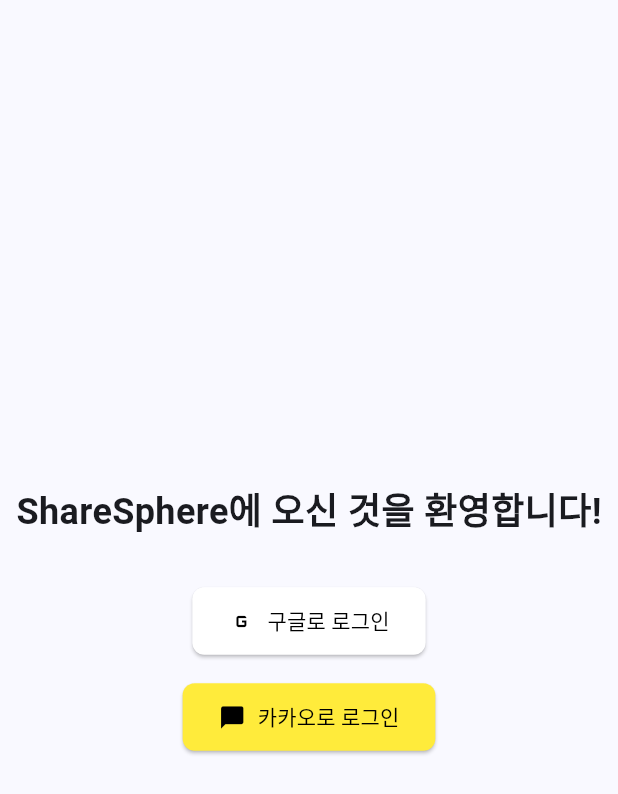
After one commit to HongWonjong/ShareSphere, a Flutter app: the screen it shows after launch, after a tap on "로그인", on a phone screen of 412 x 824 dp. The commit adds this screen. Shown: the top 794 px of the screen. Run offline on Flutter 3.47's test engine with Material 3 defaults, Android fonts, the light colour scheme and no system bars; our stand-ins replace firebase_auth, firebase_core, flutter_riverpod, google_sign_in; missing offline and left inert: kakao_flutter_sdk; accounts and stored records are empty.

Commit message:
feat/로그인 연동중

```diff
--- a/lib/main.dart
+++ b/lib/main.dart
@@ -1,7 +1,18 @@
 import 'package:flutter/material.dart';
+import 'package:firebase_core/firebase_core.dart';
 import 'package:flutter_riverpod/flutter_riverpod.dart';
+import 'package:kakao_flutter_sdk/kakao_flutter_sdk.dart' as kakao;
 import 'ui/app.dart';
 
-void main() {
+void main() async {
+  // Flutter 바인딩 초기화
+  WidgetsFlutterBinding.ensureInitialized();
+
+  // Firebase 초기화
+  await Firebase.initializeApp();
+
+  // 카카오 SDK 초기화 (네이티브 앱 키는 카카오 개발자 콘솔에서 발급받아야 함)
+  kakao.KakaoSdk.init(nativeAppKey: 'YOUR_KAKAO_NATIVE_APP_KEY');
+
   runApp(const ProviderScope(child: MyApp()));
 }
--- a/lib/ui/app.dart
+++ b/lib/ui/app.dart
@@ -1,5 +1,5 @@
 import 'package:flutter/material.dart';
-import 'homepage/home_screen.dart';
+import 'package:share_sphere/ui/pages/home/home_screen.dart';
 
 class MyApp extends StatelessWidget {
   const MyApp({super.key});
--- a/lib/ui/homepage/home_screen.dart
+++ b/lib/ui/pages/home/home_screen.dart
@@ -1,7 +1,9 @@
 import 'package:flutter/material.dart';
 import 'package:flutter_riverpod/flutter_riverpod.dart';
 import '../../../models/file_item.dart';
+import '../../../providers/auth_view_model.dart';
 import '../../../providers/file_view_model.dart';
+import '../login/login_screen.dart';
 import 'components/header_button.dart';
 import 'components/sidebar_item.dart';
 import 'components/file_details_dialog.dart';
@@ -12,6 +14,7 @@
   @override
   Widget build(BuildContext context, WidgetRef ref) {
     final viewModel = ref.watch(fileViewModelProvider);
+    final authViewModel = ref.watch(authViewModelProvider);
     final theme = Theme.of(context);
     final screenWidth = MediaQuery.of(context).size.width;
 
@@ -43,6 +46,28 @@
                     HeaderButton(label: 'Top100'),
                     HeaderButton(label: '드라마'),
                     HeaderButton(label: '영화'),
+                    const SizedBox(width: 8),
+                    // 로그인/로그아웃 버튼
+                    TextButton(
+                      onPressed: () {
+                        if (authViewModel.currentUser != null) {
+                          authViewModel.signOut();
+                        } else {
+                          Navigator.push(
+                            context,
+                            MaterialPageRoute(builder: (context) => const LoginScreen()),
+                          );
+                        }
+                      },
+                      style: TextButton.styleFrom(
+                        foregroundColor: Colors.white,
+                        padding: const EdgeInsets.symmetric(horizontal: 16, vertical: 8),
+                      ),
+                      child: Text(
+                        authViewModel.currentUser != null ? '로그아웃' : '로그인',
+                        style: const TextStyle(fontWeight: FontWeight.w600),
+                      ),
+                    ),
                   ],
                 ),
               ],
@@ -50,7 +75,7 @@
           ),
           // 상단 메뉴 (가로 스크롤)
           Container(
-            height: 60, // 고정 높이
+            height: 60,
             color: theme.colorScheme.surfaceContainerLow,
             child: SingleChildScrollView(
               scrollDirection: Axis.horizontal,
@@ -64,7 +89,7 @@
                   SidebarItem(title: '문서', icon: Icons.description),
                   SidebarItem(title: '이미지', icon: Icons.image),
                   SidebarItem(title: '만화', icon: Icons.book),
-                  SidebarItem(title: '애니', icon: Icons.animation),
+                  SidebarItem(title: '애니메이션', icon: Icons.animation),
                   SidebarItem(title: '스트리밍', icon: Icons.stream),
                 ],
               ),
@@ -123,7 +148,7 @@
                         Text(
                           '1 2 3 4 5',
                           style: theme.textTheme.bodyMedium?.copyWith(
-                            fontSize: (theme.textTheme.bodyMedium?.fontSize ?? 14) * 1.5, // 숫자 크기 1.5배
+                            fontSize: (theme.textTheme.bodyMedium?.fontSize ?? 14) * 1.5,
                           ),
                         ),
                         IconButton(
--- /dev/null
+++ b/lib/ui/pages/login/components/login_button.dart
@@ -0,0 +1,37 @@
+import 'package:flutter/material.dart';
+
+class LoginButton extends StatelessWidget {
+  final String text;
+  final IconData icon;
+  final Color color;
+  final Color textColor;
+  final VoidCallback onPressed;
+
+  const LoginButton({
+    super.key,
+    required this.text,
+    required this.icon,
+    required this.color,
+    required this.textColor,
+    required this.onPressed,
+  });
+
+  @override
+  Widget build(BuildContext context) {
+    return ElevatedButton.icon(
+      onPressed: onPressed,
+      icon: Icon(icon, color: textColor),
+      label: Text(
+        text,
+        style: TextStyle(color: textColor),
+      ),
+      style: ElevatedButton.styleFrom(
+        backgroundColor: color,
+        padding: const EdgeInsets.symmetric(horizontal: 24, vertical: 12),
+        shape: RoundedRectangleBorder(
+          borderRadius: BorderRadius.circular(8),
+        ),
+      ),
+    );
+  }
+}
--- /dev/null
+++ b/lib/ui/pages/login/login_screen.dart
@@ -0,0 +1,60 @@
+import 'package:flutter/material.dart';
+import 'package:flutter_riverpod/flutter_riverpod.dart';
+import '../../../providers/auth_view_model.dart';
+import '../home/home_screen.dart';
+import 'components/login_button.dart';
+
+class LoginScreen extends ConsumerWidget {
+  const LoginScreen({super.key});
+
+  @override
+  Widget build(BuildContext context, WidgetRef ref) {
+    final authViewModel = ref.watch(authViewModelProvider);
+
+    // 로그인 상태에 따라 화면 이동
+    if (authViewModel.currentUser != null) {
+      return const HomeScreen();
+    }
+
+    return Scaffold(
+      body: Center(
+        child: Column(
+          mainAxisAlignment: MainAxisAlignment.center,
+          children: [
+            const Text(
+              'ShareSphere에 오신 것을 환영합니다!',
+              style: TextStyle(fontSize: 24, fontWeight: FontWeight.bold),
+            ),
+            const SizedBox(height: 32),
+            LoginButton(
+              text: '구글로 로그인',
+              icon: Icons.g_mobiledata,
+              color: Colors.white,
+              textColor: Colors.black,
+              onPressed: () async {
+                await authViewModel.signInWithGoogle();
+              },
+            ),
+            const SizedBox(height: 16),
+            LoginButton(
+              text: '카카오로 로그인',
+              icon: Icons.chat_bubble,
+              color: Colors.yellow,
+              textColor: Colors.black,
+              onPressed: () async {
+                await authViewModel.signInWithKakao();
+              },
+            ),
+            if (authViewModel.errorMessage != null) ...[
+              const SizedBox(height: 16),
+              Text(
+                authViewModel.errorMessage!,
+                style: const TextStyle(color: Colors.red),
+              ),
+            ],
+          ],
+        ),
+      ),
+    );
+  }
+}
```
Also changed, not shown: lib/models/user_model.dart (added, +31 -0 lines), lib/providers/auth_view_model.dart (added, +49 -0 lines), lib/repositories/auth_repository.dart (added, +88 -0 lines), lib/ui/homepage/components/file_details_dialog.dart (deleted, +0 -31 lines), lib/ui/pages/home/components/file_details_dialog.dart (added, +70 -0 lines), pubspec.yaml (+7 -0 lines), lib/ui/pages/home/components/header_button.dart (renamed from lib/ui/homepage/components/header_button.dart), lib/ui/pages/home/components/sidebar_item.dart (renamed from lib/ui/homepage/components/sidebar_item.dart), pubspec.lock, 13 other files.
